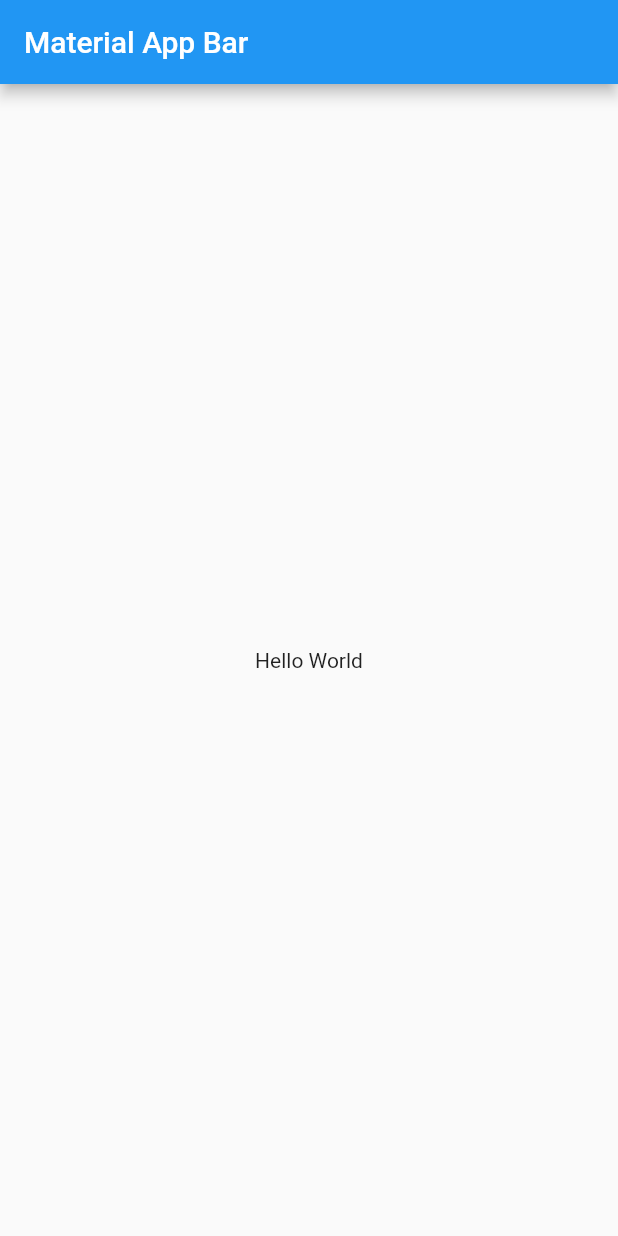
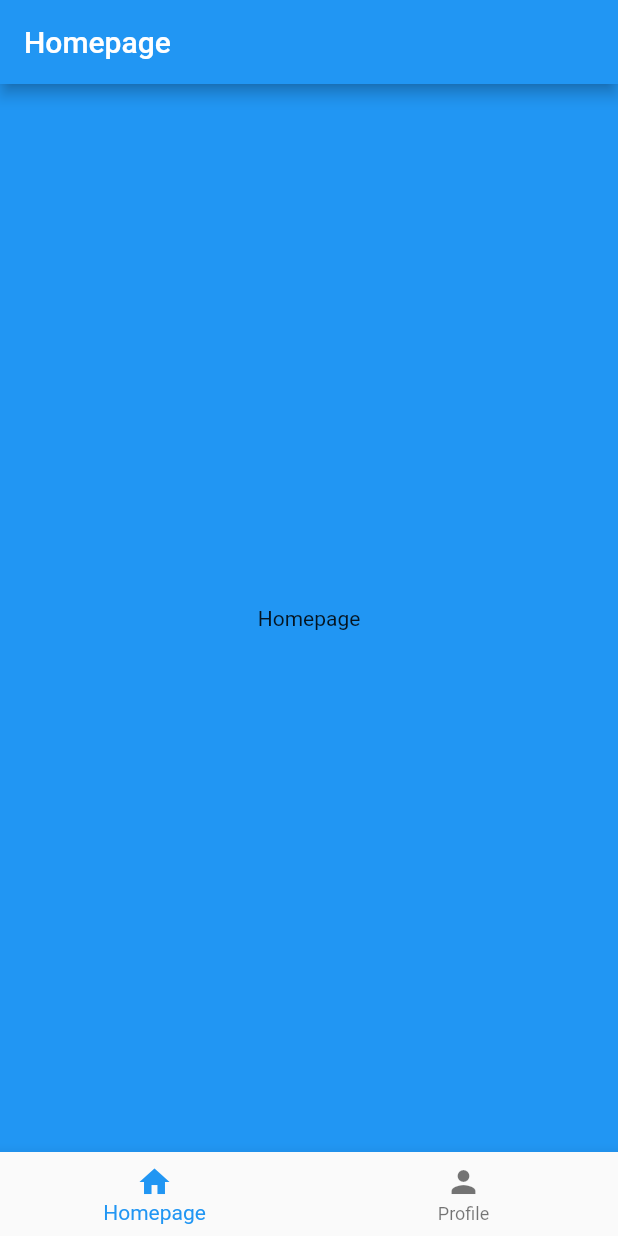
Before and after one commit to rifkyputra/flutterSM, a Flutter app: the screen it shows after launch, on a phone screen of 412 x 824 dp. Run offline on Flutter 3.47's test engine with Material 2 defaults, Android fonts, the phone set to English and light mode, and no system bars; our stand-ins replace bloc, flutter_bloc; missing offline and left inert: qrscan.

Commit message:
[UPDATE] bottom nav bar and qr

```diff
--- a/lib/main.dart
+++ b/lib/main.dart
@@ -1,21 +1,71 @@
 import 'package:flutter/material.dart';
+import 'package:simonaapp/screen/bloc.dart';
+import 'package:simonaapp/screen/home_screen.dart';
+import 'package:flutter_bloc/flutter_bloc.dart';
+import 'package:bloc/bloc.dart';
 
 void main() => runApp(MyApp());
 
 class MyApp extends StatelessWidget {
+
   @override
   Widget build(BuildContext context) {
     return MaterialApp(
-      title: 'Material App',
-      home: Scaffold(
-        appBar: AppBar(
-          title: Text('Material App Bar'),
-        ),
-        body: Center(
-          child: Container(
-            child: Text('Hello World'),
-          ),
-        ),
+      home: MyHomePage(),
+    );
+  }
+}
+
+class MyHomePage extends StatefulWidget {
+  @override
+  _MyHomePageState createState() => _MyHomePageState();
+}
+
+class _MyHomePageState extends State<MyHomePage> {
+  NavbarBloc _navbarBloc;
+
+  @override
+  void initState() {
+    super.initState();
+    _navbarBloc = NavbarBloc();
+  }
+
+  // @override
+  // void dispose() {
+  //   _navbarBloc.dispose();
+  //   super.dispose();
+  // }
+
+  @override
+  Widget build(BuildContext context) {
+    return BlocBuilder(
+       bloc: _navbarBloc,
+       builder: (BuildContext context, NavbarState state) {
+         if (state is Homepage)
+          return buildHomepage(state.title, Colors.blue, state.itemIndex);
+        if (state is Profile)
+          return buildHomepage(state.title, Colors.red, state.itemIndex);
+       },
+    );
+  }
+
+  Scaffold buildHomepage(String title, Color color, int currentIndex) {
+    return Scaffold(
+      appBar: AppBar(title: Text(title)),
+      body: Container(
+        color: color,
+        child: Center(child: Text(title)),
+      ),
+      bottomNavigationBar: BottomNavigationBar(
+        currentIndex: currentIndex,
+        onTap: (index) {
+          if (index==0) _navbarBloc.add(NavbarItems.Homepage);
+          if (index==1) _navbarBloc.add(NavbarItems.Profile);
+        },
+        items: [
+          BottomNavigationBarItem(icon:Icon(Icons.home), title: Text('Homepage')),
+          BottomNavigationBarItem(icon:Icon(Icons.person), title: Text('Profile')),
+        ],
       ),
     );
   }
--- /dev/null
+++ b/lib/screen/bloc.dart
@@ -0,0 +1,22 @@
+import 'package:bloc/bloc.dart';
+import './home_screen.dart';
+
+enum NavbarItems {Homepage, Profile}
+
+class NavbarBloc extends Bloc<NavbarItems, NavbarState> {
+  @override
+  NavbarState get initialState => Homepage();
+
+  @override
+  Stream<NavbarState> mapEventToState(
+       NavbarItems event) async* {
+    switch (event) {
+      case NavbarItems.Profile:
+        yield Profile();
+        break;
+      default:
+        yield Homepage();
+        break;
+    }
+  }
+}
--- /dev/null
+++ b/lib/screen/home_screen.dart
@@ -0,0 +1,12 @@
+abstract class NavbarState {}
+
+class Homepage extends NavbarState {
+  //bisa diubah sesuai isi nanti gan
+  final String title = "Homepage";
+  final int itemIndex = 0;
+}
+
+class Profile extends NavbarState {
+  final String title ="Profile";
+  final int itemIndex = 1;
+}
--- /dev/null
+++ b/lib/screen/qr_screen.dart
@@ -0,0 +1,5 @@
+import 'package:qrscan/qrscan.dart' as scanner;
+
+Future<String> scan() async {
+  String resultScan = await scanner.scan();
+  }
--- a/pubspec.yaml
+++ b/pubspec.yaml
@@ -14,6 +14,8 @@ dependencies:
   sized_context: ^0.2.1+1
   moor: ^2.4.2
   moor_ffi: ^0.4.0
+  qrscan: ^0.2.17
+  bloc: ^3.0.0
 
   cupertino_icons: ^0.1.3
 
```
Also changed, not shown: pubspec.lock, 2 other files.
